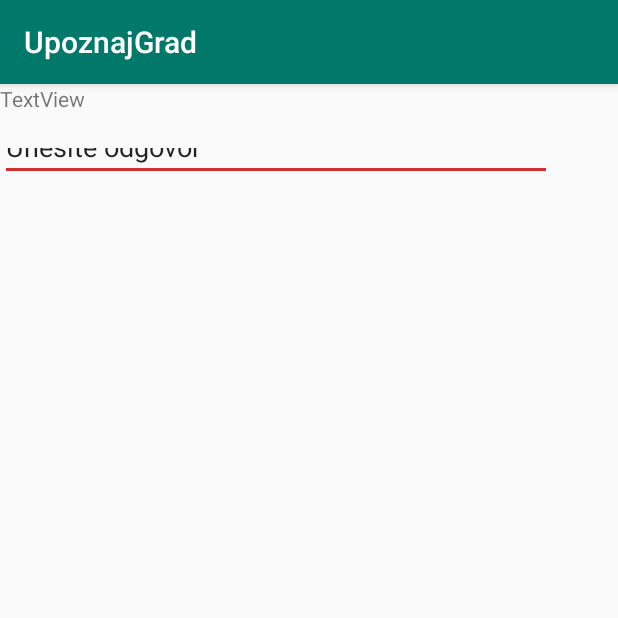
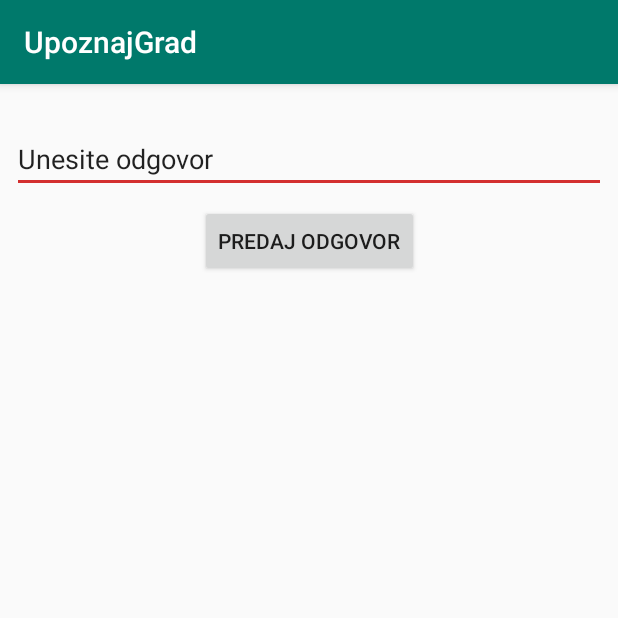
Before and after one commit to MOSISElFak/MosisProjekat, an Android app: the ChallengeQuestionActivity screen opened directly, with no data from a screen before it, on a phone screen of 412 x 824 dp, the top half of it. Run offline under Robolectric (Android 15) with nearby library versions, the phone set to English and light mode, and no system bars.

Commit message:
Challange question

```diff
--- a/app/src/main/java/com/example/marija/mosisproj/ChallengeQuestionActivity.java
+++ b/app/src/main/java/com/example/marija/mosisproj/ChallengeQuestionActivity.java
@@ -1,13 +1,53 @@
 package com.example.marija.mosisproj;
 
+import android.os.Build;
+import android.support.annotation.RequiresApi;
 import android.support.v7.app.AppCompatActivity;
 import android.os.Bundle;
+import android.util.Log;
+import android.view.View;
+import android.widget.Button;
+import android.widget.EditText;
+import android.widget.TextView;
+import android.widget.Toast;
+
+import java.util.Objects;
 
 public class ChallengeQuestionActivity extends AppCompatActivity {
+
+    private String pitanje;
+    private String tacanOdg;
 
     @Override
     protected void onCreate(Bundle savedInstanceState) {
         super.onCreate(savedInstanceState);
         setContentView(R.layout.activity_challenge_question);
+
+        pitanje=getIntent().getStringExtra("pitanje");
+        tacanOdg=getIntent().getStringExtra("tacanOdgovor");
+
+        final TextView tw=(TextView) findViewById(R.id.pitanjeTextView);
+        tw.setText(pitanje);
+
+        final EditText et=(EditText)findViewById(R.id.odgovorEditText);
+
+        Button buttonPredajOdgovor=(Button)findViewById(R.id.buttonPredajOdgovor);
+        buttonPredajOdgovor.setOnClickListener(new View.OnClickListener(){
+            @RequiresApi(api = Build.VERSION_CODES.KITKAT)
+            public void onClick (View v)
+            {
+                if(et.getText().toString().equals(tacanOdg))
+                {
+                    Toast toast = Toast.makeText(getApplicationContext(), "Bravo, to je tacan odgovor!", Toast.LENGTH_SHORT);
+                    toast.show();
+                }
+                else
+                {
+                    Toast toast = Toast.makeText(getApplicationContext(), "Nazalost, Vas odgovor je netacan!", Toast.LENGTH_SHORT);
+                    toast.show();
+                }
+            }
+        });
+
     }
 }
--- a/app/src/main/java/com/example/marija/mosisproj/ShowChallengesActivity.java
+++ b/app/src/main/java/com/example/marija/mosisproj/ShowChallengesActivity.java
@@ -31,6 +31,7 @@ public class ShowChallengesActivity extends AppCompatActivity implements OnMapRe
     private double latitude;
     MarkerOptions centerOptions;
     private Gson gson;
+    private ChalengeQuestion cq;
 
     @Override
     protected void onCreate(Bundle savedInstanceState) {
@@ -72,7 +73,7 @@ public class ShowChallengesActivity extends AppCompatActivity implements OnMapRe
 
                         Object  x= challenge.getValue();
                         String json=gson.toJson(x);
-                        ChalengeQuestion cq=gson.fromJson(json,ChalengeQuestion.class);
+                        cq=gson.fromJson(json,ChalengeQuestion.class);
 
 
                         LatLng cqLatLng = new LatLng(Double.parseDouble(cq.getLat()), Double.parseDouble(cq.getLng()));
@@ -82,6 +83,10 @@ public class ShowChallengesActivity extends AppCompatActivity implements OnMapRe
                         mMap.addMarker(cqOptions);
 
 
+
+
+                    }
+
                     mMap.setOnMarkerClickListener(new GoogleMap.OnMarkerClickListener() {
 
                         @Override
@@ -90,16 +95,15 @@ public class ShowChallengesActivity extends AppCompatActivity implements OnMapRe
                             //   Toast.makeText(MapsActivity.this, marker.getTitle(), Toast.LENGTH_SHORT).show();// display toast
 
                             Intent intent = new Intent(ShowChallengesActivity.this.getApplicationContext(), ChallengeQuestionActivity.class);
-                                // String kljuc = markersMap.get(marker.getSnippet());
-                                // intent1.putExtra("kljuc", kljuc);
+                            String pitanje = cq.getTekst();
+                            String tacanOdgovor=cq.getTacanOdgovor();
+                            intent.putExtra("pitanje", pitanje);
+                            intent.putExtra("tacanOdgovor",tacanOdgovor);
                             startActivity(intent);
                             return true;
 
-
                         }
                     });
-
-                    }
                 }
                 mMap.addMarker(centerOptions);
             }
--- a/app/src/main/res/layout/activity_challenge_question.xml
+++ b/app/src/main/res/layout/activity_challenge_question.xml
@@ -6,42 +6,44 @@
     android:layout_height="match_parent"
     tools:context="com.example.marija.mosisproj.ChallengeQuestionActivity">
 
-    <LinearLayout
-        android:layout_width="368dp"
-        android:layout_height="wrap_content"
-        android:orientation="horizontal"
-        android:visibility="visible"
-        tools:layout_editor_absoluteX="8dp"
-        tools:layout_editor_absoluteY="8dp">
-
-        <LinearLayout
-            android:layout_width="match_parent"
-            android:layout_height="match_parent"
-            android:layout_weight="1"
-            android:orientation="vertical">
-
     <TextView
         android:id="@+id/pitanjeTextView"
-                android:layout_width="match_parent"
-                android:layout_height="match_parent"
+        android:layout_width="0dp"
+        android:layout_height="wrap_content"
+        android:layout_marginLeft="8dp"
+        android:layout_marginRight="8dp"
         android:layout_weight="1"
         android:text="TextView"
-                tools:layout_editor_absoluteX="0dp"
-                tools:layout_editor_absoluteY="0dp" />
+        android:textSize="20sp"
+        app:layout_constraintLeft_toLeftOf="parent"
+        app:layout_constraintRight_toRightOf="parent"
+        tools:layout_editor_absoluteY="8dp" />
 
     <EditText
         android:id="@+id/odgovorEditText"
-                android:layout_width="match_parent"
-                android:layout_height="match_parent"
+        android:layout_width="0dp"
+        android:layout_height="wrap_content"
         android:layout_weight="1"
         android:ems="10"
         android:inputType="textPersonName"
         android:text="Unesite odgovor"
-                tools:layout_editor_absoluteX="0dp"
-                tools:layout_editor_absoluteY="0dp" />
+        android:layout_marginTop="0dp"
+        app:layout_constraintTop_toBottomOf="@+id/pitanjeTextView"
+        android:layout_marginRight="8dp"
+        app:layout_constraintRight_toRightOf="parent"
+        android:layout_marginLeft="8dp"
+        app:layout_constraintLeft_toLeftOf="parent" />
 
-        </LinearLayout>
-
-    </LinearLayout>
+    <Button
+        android:id="@+id/buttonPredajOdgovor"
+        android:layout_width="wrap_content"
+        android:layout_height="wrap_content"
+        android:text="Predaj odgovor"
+        android:layout_marginTop="8dp"
+        app:layout_constraintTop_toBottomOf="@+id/odgovorEditText"
+        android:layout_marginRight="8dp"
+        app:layout_constraintRight_toRightOf="parent"
+        android:layout_marginLeft="8dp"
+        app:layout_constraintLeft_toLeftOf="parent" />
 
 </android.support.constraint.ConstraintLayout>
```
Lines whose indentation alone changed are shown as unchanged.
